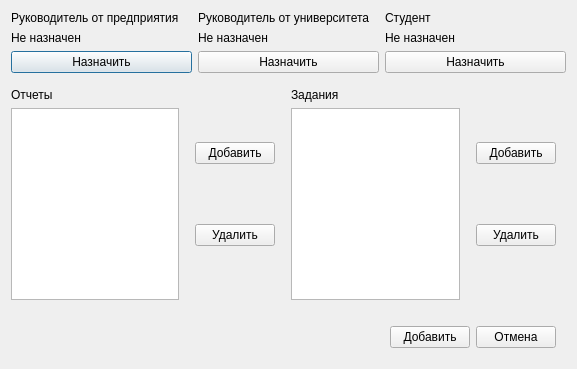
Before: the Qt Designer form ui/passingpracticewindow.ui in 7enSmile/clientVKR, drawn with Qt 5.
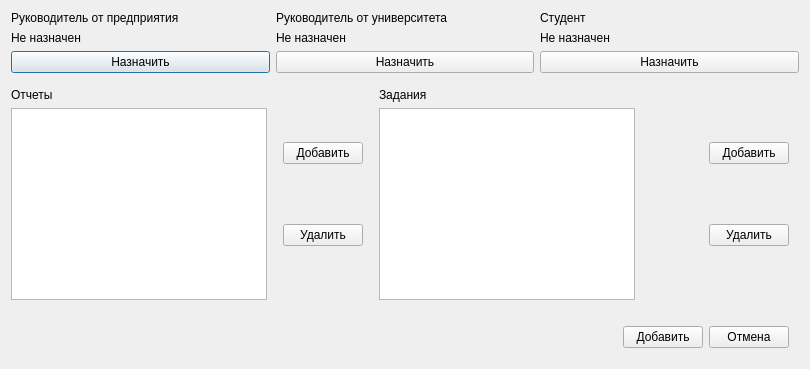
After: the same form once the commit is applied.

Patch:
```diff
--- a/ui/passingpracticewindow.ui
+++ b/ui/passingpracticewindow.ui
@@ -6,7 +6,7 @@
    <rect>
     <x>0</x>
     <y>0</y>
-    <width>577</width>
+    <width>810</width>
     <height>369</height>
    </rect>
   </property>
```
Left out of the diff: 4 changed lines with no effect on the pictures.
